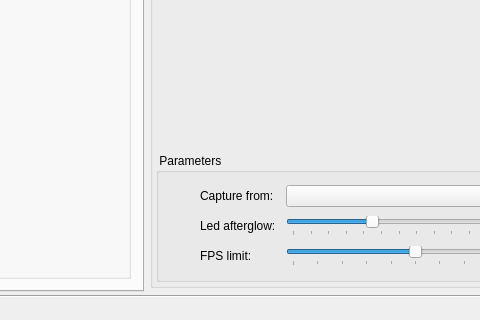
Above: mainwindow.ui from dev-0x7C6/led-frame before the change; both pictures show x 497 to 977 and y 263 to 583 of the 1162 by 583 pixel window. Below: the same form after it.
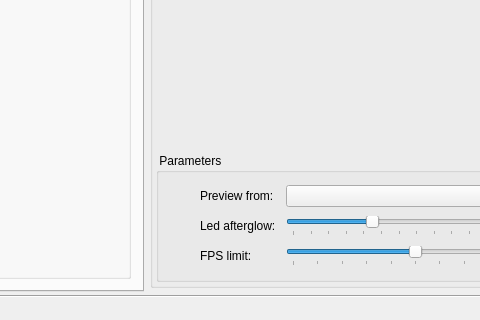
That is the form after the change. Icons and pictures are not drawn. Custom widgets are drawn as their Qt base class.

Commit message: Remove radio button.

The edit to the form file:
```diff
--- a/mainwindow.ui
+++ b/mainwindow.ui
@@ -1185,7 +1185,7 @@
                      </size>
                     </property>
                     <property name="text">
-                     <string>Capture from:</string>
+                     <string>Preview from:</string>
                     </property>
                    </widget>
                   </item>
```
The commit also changes 2 other files.
